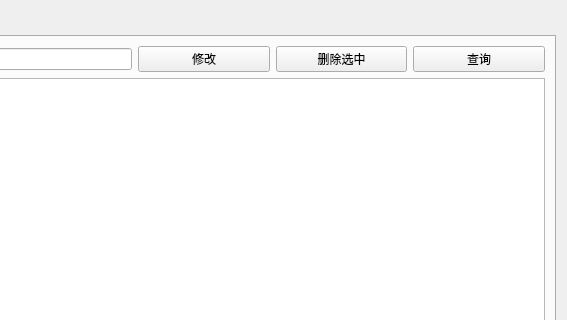
Qt form server/src/adminmanagement.ui (omigeft/QTChatroom) before a commit; both pictures show x 190 to 757 and y 0 to 320 of the 757 by 483 pixel window.
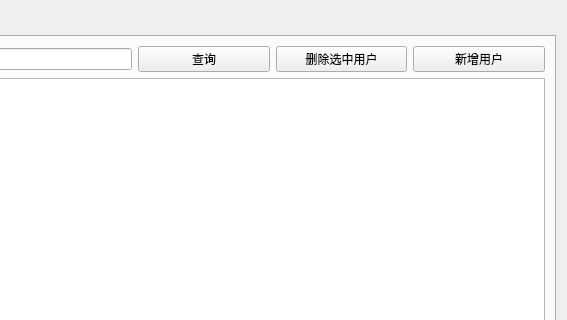
The same form after that commit.

Commit message: 实现用户管理与聊天管理

Diff of the .ui file:
```diff
--- a/server/src/adminmanagement.ui
+++ b/server/src/adminmanagement.ui
@@ -24,44 +24,44 @@
        <string>用户管理</string>
       </attribute>
       <layout class="QGridLayout" name="gridLayout">
-       <item row="0" column="0">
-        <layout class="QHBoxLayout" name="horizontalLayout">
-         <item>
-          <widget class="QLineEdit" name="ContentInput">
-           <property name="maximumSize">
-            <size>
-             <width>300</width>
-             <height>16777215</height>
-            </size>
-           </property>
-          </widget>
-         </item>
-         <item>
-          <widget class="QPushButton" name="ChangeButton">
-           <property name="text">
-            <string>修改</string>
-           </property>
-          </widget>
-         </item>
-         <item>
-          <widget class="QPushButton" name="DeleteButton">
-           <property name="text">
-            <string>删除选中</string>
-           </property>
-          </widget>
-         </item>
-         <item>
-          <widget class="QPushButton" name="FindButton">
-           <property name="text">
-            <string>查询</string>
-           </property>
-          </widget>
-         </item>
-        </layout>
-       </item>
        <item row="1" column="0">
         <widget class="QTableView" name="UserTable"/>
        </item>
+       <item row="0" column="0">
+        <layout class="QHBoxLayout" name="horizontalLayout">
+         <item>
+          <widget class="QLineEdit" name="UserInput">
+           <property name="maximumSize">
+            <size>
+             <width>300</width>
+             <height>16777215</height>
+            </size>
+           </property>
+          </widget>
+         </item>
+         <item>
+          <widget class="QPushButton" name="FindUserButton">
+           <property name="text">
+            <string>查询</string>
+           </property>
+          </widget>
+         </item>
+         <item>
+          <widget class="QPushButton" name="DeleteUserButton">
+           <property name="text">
+            <string>删除选中用户</string>
+           </property>
+          </widget>
+         </item>
+         <item>
+          <widget class="QPushButton" name="NewUserButton">
+           <property name="text">
+            <string>新增用户</string>
+           </property>
+          </widget>
+         </item>
+        </layout>
+       </item>
       </layout>
      </widget>
      <widget class="QWidget" name="ChatManageTab">
```
Left out of the diff: 30 changed lines with no effect on the pictures. The commit also changes 7 other files.
